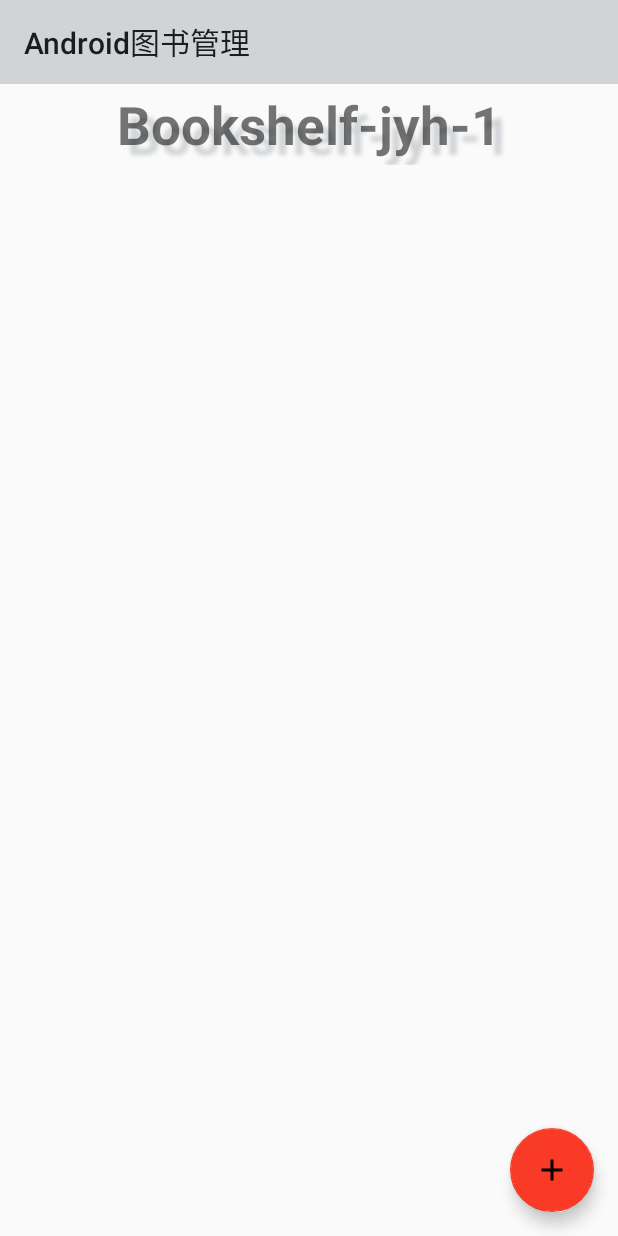
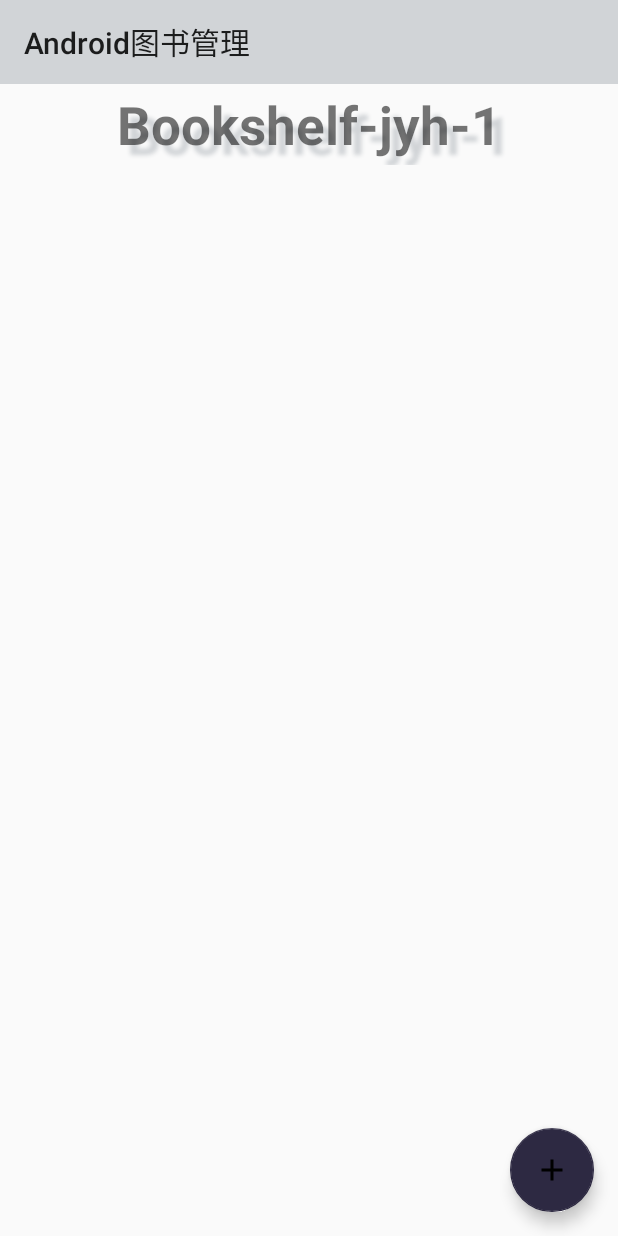
Before and after one commit to BugKillerStudio/bookshelf-jyh, an Android app: the screen it shows after launch (MainActivity), on a phone screen of 412 x 824 dp. Run offline under Robolectric (Android 15) with nearby library versions, the phone set to English and light mode, and no system bars; our stand-ins replace navigation-ui; libraries missing offline, so code that uses them is left out: com.github.clans.fab; plain views replace FloatingActionButton, FloatingActionMenu; 2 statements that could not run were skipped.

Commit message:
写了菜单栏，调整了悬浮按钮

```diff
--- a/app/src/main/java/com/jnu/student/MainActivity.java
+++ b/app/src/main/java/com/jnu/student/MainActivity.java
@@ -129,12 +129,13 @@ public class MainActivity extends AppCompatActivity {
             @Override
             public void onClick(View view) {
                 Intent intent=new Intent(MainActivity.this ,AddBookItem.class) ;
-                intent.putExtra("position",bookitems.size());//传递当前books的长度
+                intent.putExtra("position",bookitems.size()-1);//传递当前books的长度
                 addDataLauncher.launch(intent);
             }
         });
 
     }
+
 
     @Override
     public boolean onContextItemSelected(@NonNull MenuItem item) {
--- a/app/src/main/res/layout/activity_main.xml
+++ b/app/src/main/res/layout/activity_main.xml
@@ -17,9 +17,7 @@
     android:layout_height="match_parent"
     tools:context=".MainActivity">
 
-    <include layout="@layout/fragment_home"/>
-
-<!--    <com.google.android.material.navigation.NavigationView-->
+    <!--    <com.google.android.material.navigation.NavigationView-->
 <!--        android:id="@+id/nav_view"-->
 <!--        android:layout_width="wrap_content"-->
 <!--        android:layout_height="match_parent"-->
@@ -163,16 +161,20 @@
 <!--            fab:fab_label="Edit book" />-->
 <!--    </com.github.clans.fab.FloatingActionMenu>-->
 
+    <include layout="@layout/frag2main" />
+
     <com.github.clans.fab.FloatingActionButton
         android:id="@+id/addbutton"
         android:layout_width="wrap_content"
         android:layout_height="wrap_content"
         android:src="@drawable/ic_add"
-        app:backgroundTint="@color/button_selete_main"
+        app:backgroundTint="@color/button_main"
         android:layout_gravity="bottom|right"
         android:layout_marginEnd="16dp"
         android:layout_marginBottom="16dp"
         >
     </com.github.clans.fab.FloatingActionButton>
 <!--</androidx.drawerlayout.widget.DrawerLayout>-->
+
+
 </androidx.coordinatorlayout.widget.CoordinatorLayout>
--- /dev/null
+++ b/app/src/main/res/layout/frag2main.xml
@@ -0,0 +1,57 @@
+<?xml version="1.0" encoding="utf-8"?>
+<androidx.drawerlayout.widget.DrawerLayout xmlns:android="http://schemas.android.com/apk/res/android"
+    xmlns:app="http://schemas.android.com/apk/res-auto"
+    xmlns:tools="http://schemas.android.com/tools"
+    xmlns:fab="http://schemas.android.com/apk/res-auto"
+    android:id="@+id/drawer_layout"
+    android:layout_width="match_parent"
+    android:layout_height="match_parent"
+    android:fitsSystemWindows="true"
+    tools:openDrawer="start">
+    <include layout="@layout/fragment_home"/>
+
+        <LinearLayout
+            android:id="@+id/left_layout"
+            android:layout_width="300dp"
+            android:layout_height="match_parent"
+            app:menu="@menu/activity_main_drawer"
+            android:orientation="vertical"
+            android:layout_gravity="left">
+            <LinearLayout
+                android:layout_width="match_parent"
+                android:layout_height="140dp"
+                android:background="@drawable/header"
+                android:orientation="vertical">
+                <ImageView
+                    android:id="@+id/book_show"
+                    android:src="@drawable/book_cover_default"
+                    android:layout_width="60dp"
+                    android:layout_height="60dp"
+                    android:layout_marginBottom="0dp"
+                    android:layout_marginTop="0dp"
+                    android:padding="2dp"
+                    android:scaleType="fitXY" />
+                <TextView
+                    android:text="侧边栏标题"
+                    android:textSize="25sp"
+                    android:textColor="@android:color/black"
+                    android:layout_width="240dp"
+                    android:layout_height="wrap_content"/>
+                <TextView
+                    android:text="侧边栏文字"
+                    android:textSize="18sp"
+                    android:textColor="@android:color/black"
+                    android:layout_width="240dp"
+                    android:layout_height="wrap_content"/>
+            </LinearLayout>
+            <ListView
+                android:id="@+id/id_lv"
+                android:layout_width="match_parent"
+                android:layout_height="match_parent"
+                android:background="@color/white"
+                android:divider="#CD853F"
+                android:dividerHeight="2dp" >
+            </ListView>
+        </LinearLayout>
+
+</androidx.drawerlayout.widget.DrawerLayout>
```
Also changed, not shown: app/src/main/res/drawable/book1.jpg (added), app/src/main/res/drawable/book2.jpg (added), app/src/main/res/drawable/book3.jpg (added), app/src/main/res/drawable/book4.jpg (added), app/src/main/res/drawable/book_cover_default.png (added), app/src/main/res/drawable/header.png (added).
